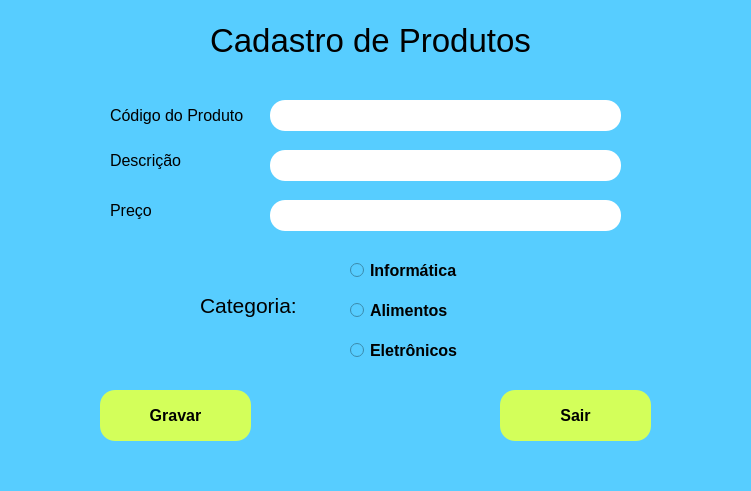
First picture: the form in menu_principal.ui, repository ImpactPark/Cadastro_Produtos, before the edit.
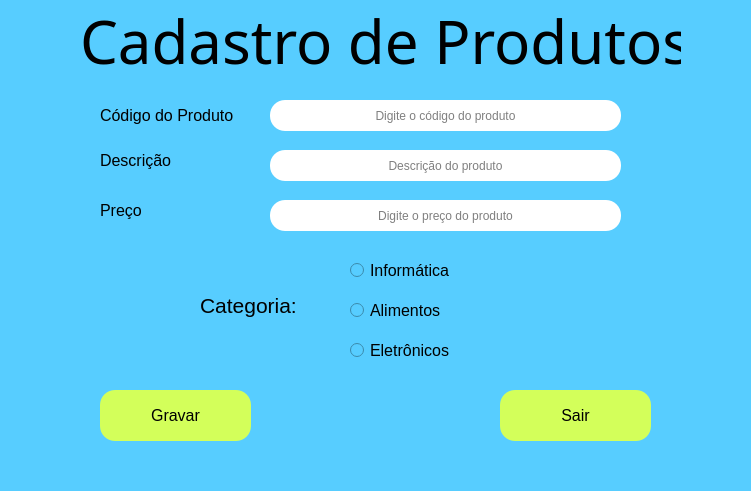
Second picture: the form after the edit.

What changed in the file:
```diff
--- a/menu_principal.ui
+++ b/menu_principal.ui
@@ -17,35 +17,18 @@
    <string notr="true">background-color: rgb(87, 205, 255);</string>
   </property>
   <widget class="QWidget" name="centralwidget">
-   <widget class="QLabel" name="label">
-    <property name="geometry">
-     <rect>
-      <x>210</x>
-      <y>20</y>
-      <width>331</width>
-      <height>41</height>
-     </rect>
-    </property>
-    <property name="font">
-     <font>
-      <pointsize>25</pointsize>
-     </font>
-    </property>
-    <property name="text">
-     <string>Cadastro de Produtos</string>
-    </property>
-   </widget>
    <widget class="QLabel" name="label_2">
     <property name="geometry">
      <rect>
-      <x>110</x>
+      <x>100</x>
       <y>100</y>
-      <width>141</width>
+      <width>151</width>
       <height>31</height>
      </rect>
     </property>
     <property name="font">
      <font>
+      <family>Microsoft YaHei UI</family>
       <pointsize>12</pointsize>
      </font>
     </property>
@@ -56,7 +39,7 @@
    <widget class="QLabel" name="label_3">
     <property name="geometry">
      <rect>
-      <x>110</x>
+      <x>100</x>
       <y>150</y>
       <width>141</width>
       <height>21</height>
@@ -64,6 +47,7 @@
     </property>
     <property name="font">
      <font>
+      <family>Microsoft YaHei UI</family>
       <pointsize>12</pointsize>
      </font>
     </property>
@@ -74,7 +58,7 @@
    <widget class="QLabel" name="label_4">
     <property name="geometry">
      <rect>
-      <x>110</x>
+      <x>100</x>
       <y>200</y>
       <width>141</width>
       <height>21</height>
@@ -82,6 +66,7 @@
     </property>
     <property name="font">
      <font>
+      <family>Microsoft YaHei UI</family>
       <pointsize>12</pointsize>
      </font>
     </property>
@@ -103,7 +88,15 @@
 border-radius: 15px;
 border-stule: outset;
 border-width: 2px;
-border-color: rgb(0, 0, 0);</string>
+border-color: rgb(0, 0, 0);
+font: 12pt &quot;Microsoft YaHei UI&quot;;
+text-align: center;</string>
+    </property>
+    <property name="alignment">
+     <set>Qt::AlignCenter</set>
+    </property>
+    <property name="placeholderText">
+     <string>Digite o código do produto</string>
     </property>
    </widget>
    <widget class="QLineEdit" name="lineEdit_2">
@@ -120,7 +113,15 @@
 border-radius: 15px;
 border-stule: outset;
 border-width: 2px;
-border-color: rgb(0, 0, 0);</string>
+border-color: rgb(0, 0, 0);
+font: 12pt &quot;Microsoft YaHei UI&quot;;
+text-align: center;</string>
+    </property>
+    <property name="alignment">
+     <set>Qt::AlignCenter</set>
+    </property>
+    <property name="placeholderText">
+     <string>Descrição do produto</string>
     </property>
    </widget>
    <widget class="QLineEdit" name="lineEdit_3">
@@ -137,7 +138,15 @@
 border-radius: 15px;
 border-stule: outset;
 border-width: 2px;
-border-color: rgb(0, 0, 0);</string>
+border-color: rgb(0, 0, 0);
+font: 12pt &quot;Microsoft YaHei UI&quot;;
+text-align: center;</string>
+    </property>
+    <property name="alignment">
+     <set>Qt::AlignCenter</set>
+    </property>
+    <property name="placeholderText">
+     <string>Digite o preço do produto</string>
     </property>
    </widget>
    <widget class="QRadioButton" name="radioButton">
@@ -151,9 +160,10 @@
     </property>
     <property name="font">
      <font>
+      <family>Microsoft YaHei UI</family>
       <pointsize>12</pointsize>
-      <weight>75</weight>
-      <bold>true</bold>
+      <weight>50</weight>
+      <bold>false</bold>
      </font>
     </property>
     <property name="text">
@@ -171,9 +181,10 @@
     </property>
     <property name="font">
      <font>
+      <family>Microsoft YaHei UI</family>
       <pointsize>12</pointsize>
-      <weight>75</weight>
-      <bold>true</bold>
+      <weight>50</weight>
+      <bold>false</bold>
      </font>
     </property>
     <property name="text">
@@ -191,9 +202,10 @@
     </property>
     <property name="font">
      <font>
+      <family>Microsoft YaHei UI</family>
       <pointsize>12</pointsize>
-      <weight>75</weight>
-      <bold>true</bold>
+      <weight>50</weight>
+      <bold>false</bold>
      </font>
     </property>
     <property name="text">
@@ -229,9 +241,10 @@
     </property>
     <property name="font">
      <font>
+      <family>Microsoft YaHei UI</family>
       <pointsize>12</pointsize>
-      <weight>75</weight>
-      <bold>true</bold>
+      <weight>50</weight>
+      <bold>false</bold>
      </font>
     </property>
     <property name="styleSheet">
@@ -257,9 +270,10 @@
     </property>
     <property name="font">
      <font>
+      <family>Microsoft YaHei UI</family>
       <pointsize>12</pointsize>
-      <weight>75</weight>
-      <bold>true</bold>
+      <weight>50</weight>
+      <bold>false</bold>
      </font>
     </property>
     <property name="styleSheet">
@@ -274,6 +288,25 @@
      <string>Sair</string>
     </property>
    </widget>
+   <widget class="QLabel" name="label_6">
+    <property name="geometry">
+     <rect>
+      <x>80</x>
+      <y>0</y>
+      <width>601</width>
+      <height>81</height>
+     </rect>
+    </property>
+    <property name="font">
+     <font>
+      <family>Microsoft YaHei UI Light</family>
+      <pointsize>45</pointsize>
+     </font>
+    </property>
+    <property name="text">
+     <string>Cadastro de Produtos</string>
+    </property>
+   </widget>
   </widget>
   <widget class="QMenuBar" name="menubar">
    <property name="geometry">
```
Left out of the diff: 3 changed lines with no effect on the pictures.
